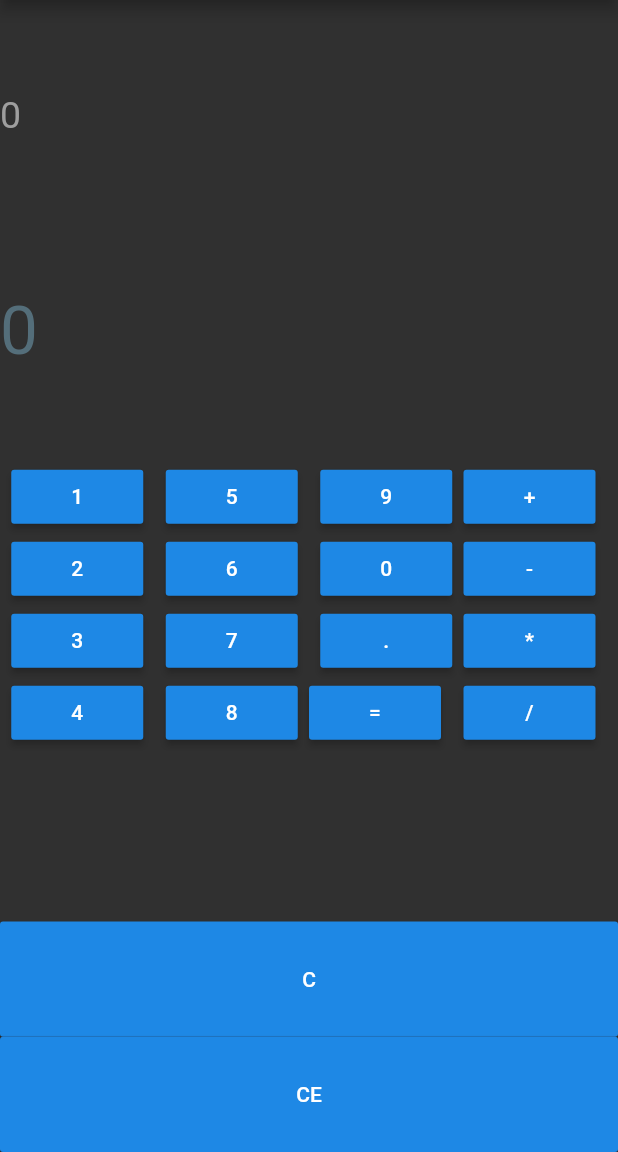
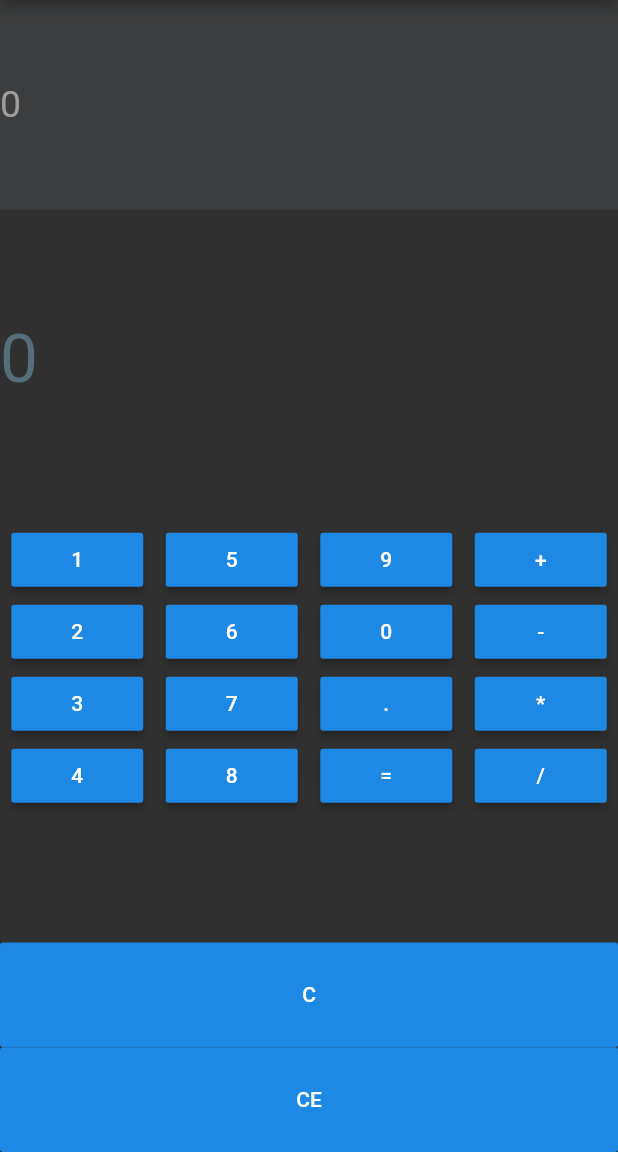
Before and after one commit to Blasanka/calculator-using-flutter, a Flutter app: the screen it shows after launch, on a phone screen of 412 x 824 dp, the part 84-1236 px from its top. Run offline on Flutter 3.47's test engine with Material 2 defaults, Android fonts, the phone set to English and light mode, and no system bars.

Commit message:
Visual changes with some logic errors bu not all as a exampe if only 1 numb press and equal press it will display the plus of same num

```diff
--- a/lib/main.dart
+++ b/lib/main.dart
@@ -7,9 +7,9 @@ class MyApp extends StatelessWidget {
   Widget build(BuildContext context) {
     return new MaterialApp(
       title: "Calculator",
-      theme: new ThemeData(
-        primarySwatch: Colors.blue,
-      ),
+      // theme: new ThemeData(
+      //   primarySwatch: Colors.blue,
+      // ),
       home: new Scaffold(
         appBar: new AppBar(
           title: new Text('Calculator'),
@@ -56,7 +56,7 @@ class _CalculatorState extends State<Calculator> {
               child: _displayExpression(),
             ),
             new Expanded(
-          flex: 2,
+              flex: 3,
               child: _displayTappedValue(),
             ),
             new Expanded(
@@ -72,12 +72,14 @@ class _CalculatorState extends State<Calculator> {
                 child: _clearButtons('CE'),
             ),
           ],
-    ),),);
+        ),
+      ),
+    );
   }
 
   Widget _displayTappedValue() {
     return new Container(
-      padding: const EdgeInsets.only(bottom: 20.0),
+      padding: const EdgeInsets.only(bottom: 10.0),
       child: new Row(
         children: <Widget>[
           new Text(
@@ -95,6 +97,7 @@ class _CalculatorState extends State<Calculator> {
 
   Widget _displayExpression() {
     return new Container(
+      color: new Color(0x11E1F5FE),
       padding: const EdgeInsets.only(top: 20.0, bottom: 20.0),
       child: new Row(
         children: <Widget>[
@@ -134,7 +137,7 @@ class _CalculatorState extends State<Calculator> {
   Widget _numColumn(){
       return new Row(
           crossAxisAlignment: CrossAxisAlignment.stretch,
-          mainAxisAlignment: MainAxisAlignment.spaceEvenly,
+          // mainAxisAlignment: MainAxisAlignment.spaceEvenly,
           children:
       [new Expanded(
           flex: 2,
@@ -178,8 +181,7 @@ class _CalculatorState extends State<Calculator> {
   }
 String operator="";
   Widget _plusOperatorButton() {
-      return new Row(
-      children: <Widget>[new RaisedButton(
+      return new RaisedButton(
             child:  new Text("+"),
           onPressed: () {
             setState(() {
@@ -189,8 +191,6 @@ String operator="";
               displayButtonValue = "";
             });
           },
-        ),
-      ],
       //   padding: const EdgeInsets.only(
       //       //top: 30.0, bottom: 30.0, left: 83.5, right: 83.5),
       // );
@@ -198,8 +198,7 @@ String operator="";
   }
 
   Widget _subOperatorButton() {
-      return new Row(
-      children: <Widget>[new RaisedButton(
+      return new RaisedButton(
             child:  new Text("-"),
           onPressed: () {
             setState(() {
@@ -209,8 +208,6 @@ String operator="";
               displayButtonValue = "";
             });
           },
-        ),
-      ],
       //   padding: const EdgeInsets.only(
       //       //top: 30.0, bottom: 30.0, left: 83.5, right: 83.5),
       // );
@@ -218,8 +215,7 @@ String operator="";
   }
 
   Widget _devideOperatorButton() {
-      return new Row(
-      children: <Widget>[new RaisedButton(
+      return new RaisedButton(
             child:  new Text("/"),
           onPressed: () {
             setState(() {
@@ -229,8 +225,6 @@ String operator="";
               displayButtonValue = "";
             });
           },
-        ),
-      ],
       //   padding: const EdgeInsets.only(
       //       //top: 30.0, bottom: 30.0, left: 83.5, right: 83.5),
       // );
@@ -238,8 +232,7 @@ String operator="";
   }
 
   Widget _multiplyOperatorButton() {
-      return new Row(
-      children: <Widget>[new RaisedButton(
+      return new RaisedButton(
             child:  new Text("*"),
           onPressed: () {
             setState(() {
@@ -249,8 +242,6 @@ String operator="";
               displayButtonValue = "";
             });
           },
-        ),
-      ],
       //   padding: const EdgeInsets.only(
       //       //top: 30.0, bottom: 30.0, left: 83.5, right: 83.5),
       // );
@@ -258,9 +249,7 @@ String operator="";
   }
 int current=0, previous=0;
 Widget _equalButton() {
-    return new Row(
-      children: <Widget>[
-        new RaisedButton(
+    return new RaisedButton(
           child: new Text('='),
           onPressed: () {
               previous = int.parse(displayButtonValue);
@@ -289,8 +278,6 @@ Widget _equalButton() {
               }
             });
           },
-        ),
-      ],
       //   padding: const EdgeInsets.only(
       //       //top: 30.0, bottom: 30.0, left: 83.5, right: 83.5),
       // );
```
Lines whose indentation alone changed are shown as unchanged.
